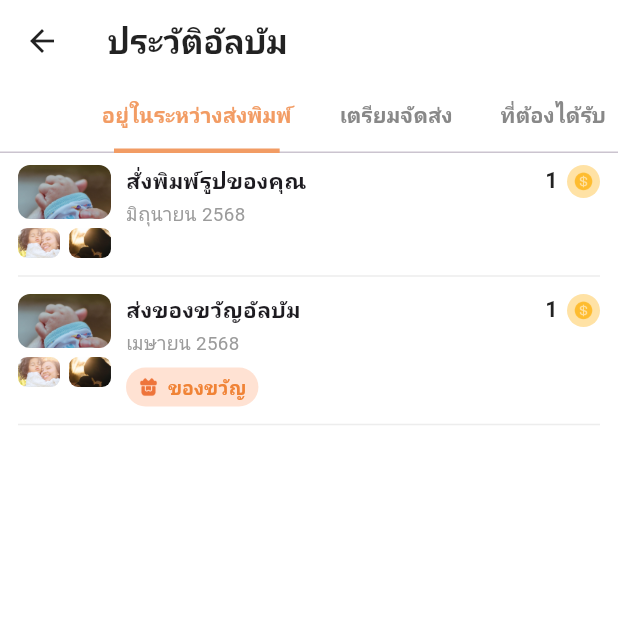
After one commit to AshaTechCorporation/wememmory, a Flutter app: the AlbumHistoryPage screen opened directly, on a phone screen of 412 x 824 dp, the top half of it. The commit adds this screen. Run offline on Flutter 3.47's test engine with Material 3 defaults, Android fonts, the phone set to English and light mode, and no system bars.

Commit message:
add page album

```diff
--- /dev/null
+++ b/lib/profile/albumHistoryPage.dart
@@ -0,0 +1,197 @@
+import 'package:flutter/material.dart';
+
+class AlbumHistoryPage extends StatelessWidget {
+  const AlbumHistoryPage({super.key});
+
+  @override
+  Widget build(BuildContext context) {
+    const orange = Color(0xFFF29C64);
+
+    return DefaultTabController(
+      length: 5,
+      child: Scaffold(
+        backgroundColor: Colors.white,
+        appBar: AppBar(
+          backgroundColor: Colors.white,
+          elevation: 0,
+          leading: IconButton(icon: const Icon(Icons.arrow_back, color: Colors.black87), onPressed: () => Navigator.pop(context)),
+          title: const Text('ประวัติอัลบัม', style: TextStyle(color: Colors.black87, fontWeight: FontWeight.w800)),
+          bottom: PreferredSize(
+            preferredSize: const Size.fromHeight(46),
+            child: Align(
+              alignment: Alignment.centerLeft,
+              child: TabBar(
+                isScrollable: true,
+                labelColor: orange,
+                unselectedLabelColor: const Color(0xFF888888),
+                indicator: UnderlineTabIndicator(
+                  borderSide: const BorderSide(width: 3, color: orange),
+                  insets: const EdgeInsets.symmetric(horizontal: 8),
+                ),
+                labelStyle: const TextStyle(fontWeight: FontWeight.w800, fontSize: 14),
+                unselectedLabelStyle: const TextStyle(fontWeight: FontWeight.w600, fontSize: 14),
+                tabs: const [
+                  Tab(text: 'อยู่ในระหว่างส่งพิมพ์'),
+                  Tab(text: 'เตรียมจัดส่ง'),
+                  Tab(text: 'ที่ต้องได้รับ'),
+                  Tab(text: 'สำเร็จ'),
+                  Tab(text: 'คืนสินค้า'),
+                ],
+              ),
+            ),
+          ),
+        ),
+        body: const Padding(
+          padding: EdgeInsets.symmetric(horizontal: 12),
+          child: TabBarView(
+            children: [
+              _PrintingTab(),
+              _EmptyTab(text: 'ยังไม่มีรายการเตรียมจัดส่ง'),
+              _EmptyTab(text: 'ยังไม่มีรายการที่ต้องได้รับ'),
+              _EmptyTab(text: 'ยังไม่มีรายการสำเร็จ'),
+              _EmptyTab(text: 'ยังไม่มีรายการคืนสินค้า'),
+            ],
+          ),
+        ),
+      ),
+    );
+  }
+}
+
+// -------------------- แท็บ: อยู่ในระหว่างส่งพิมพ์ --------------------
+
+class _PrintingTab extends StatelessWidget {
+  const _PrintingTab();
+
+  @override
+  Widget build(BuildContext context) {
+    return ListView(
+      padding: const EdgeInsets.only(top: 8),
+      children: const [
+        _AlbumRow(title: 'สั่งพิมพ์รูปของคุณ', dateText: 'มิถุนายน 2568', qty: 1, showGift: false),
+        Divider(height: 24, color: Color(0xFFEDEDED)),
+        _AlbumRow(title: 'ส่งของขวัญอัลบัม', dateText: 'เมษายน 2568', qty: 1, showGift: true),
+        Divider(height: 24, color: Color(0xFFEDEDED)),
+      ],
+    );
+  }
+}
+
+class _AlbumRow extends StatelessWidget {
+  const _AlbumRow({required this.title, required this.dateText, required this.qty, required this.showGift});
+
+  final String title;
+  final String dateText;
+  final int qty;
+  final bool showGift;
+
+  @override
+  Widget build(BuildContext context) {
+    const coinColor = Color(0xFFFFE2A5);
+    const gray = Color(0xFF9B9B9B);
+
+    return Row(
+      crossAxisAlignment: CrossAxisAlignment.start,
+      children: [
+        // ซ้าย: คอลัมน์รูปตัวอย่าง (เหมือนภาพ)
+        _PreviewThumbs(),
+        const SizedBox(width: 10),
+
+        // กลาง: ชื่อ + วันที่ + ชิป "ของขวัญ" (ถ้ามี)
+        Expanded(
+          child: Column(
+            crossAxisAlignment: CrossAxisAlignment.start,
+            children: [
+              Text(title, maxLines: 1, overflow: TextOverflow.ellipsis, style: const TextStyle(fontWeight: FontWeight.w700, fontSize: 14.5)),
+              const SizedBox(height: 2),
+              Text(dateText, style: const TextStyle(color: gray, fontSize: 12.5)),
+              if (showGift) ...[const SizedBox(height: 8), _GiftChip()],
+            ],
+          ),
+        ),
+
+        // ขวา: จำนวน + ไอคอนเหรียญ
+        Row(
+          children: [
+            Text('$qty', style: const TextStyle(fontWeight: FontWeight.w700, fontSize: 14.5, color: Colors.black87)),
+            const SizedBox(width: 6),
+            Container(
+              width: 22,
+              height: 22,
+              decoration: const BoxDecoration(color: coinColor, shape: BoxShape.circle),
+              alignment: Alignment.center,
+              child: Image.asset('assets/icons/dollar-circle.png', width: 14, height: 14, fit: BoxFit.contain),
+            ),
+          ],
+        ),
+      ],
+    );
+  }
+}
+
+// กลุ่มรูปตัวอย่างซ้าย: 1 รูปใหญ่ + 2 รูปเล็กตามภาพ
+class _PreviewThumbs extends StatelessWidget {
+  @override
+  Widget build(BuildContext context) {
+    return SizedBox(
+      width: 62,
+      child: Column(
+        children: [
+          ClipRRect(borderRadius: BorderRadius.circular(8), child: Image.asset('assets/images/People.png', width: 62, height: 36, fit: BoxFit.cover)),
+          const SizedBox(height: 6),
+          Row(
+            children: [
+              Expanded(
+                child: ClipRRect(
+                  borderRadius: BorderRadius.circular(6),
+                  child: Image.asset('assets/images/Hobby2.png', height: 20, fit: BoxFit.cover),
+                ),
+              ),
+              const SizedBox(width: 6),
+              Expanded(
+                child: ClipRRect(
+                  borderRadius: BorderRadius.circular(6),
+                  child: Image.asset('assets/images/Hobby3.png', height: 20, fit: BoxFit.cover),
+                ),
+              ),
+            ],
+          ),
+        ],
+      ),
+    );
+  }
+}
+
+// ชิป "ของขวัญ"
+class _GiftChip extends StatelessWidget {
+  @override
+  Widget build(BuildContext context) {
+    const bg = Color(0xFFFFE2D3);
+    const text = Color(0xFFF08336);
+
+    return Container(
+      padding: const EdgeInsets.symmetric(horizontal: 8, vertical: 4),
+      decoration: BoxDecoration(color: bg, borderRadius: BorderRadius.circular(20)),
+      child: Row(
+        mainAxisSize: MainAxisSize.min,
+        children: [
+          Image.asset('assets/icons/gift.png', width: 14, height: 14),
+          const SizedBox(width: 6),
+          const Text('ของขวัญ', style: TextStyle(color: text, fontWeight: FontWeight.w800, fontSize: 12.5)),
+        ],
+      ),
+    );
+  }
+}
+
+// -------------------- แท็บว่างอื่น ๆ --------------------
+
+class _EmptyTab extends StatelessWidget {
+  const _EmptyTab({required this.text});
+  final String text;
+
+  @override
+  Widget build(BuildContext context) {
+    return Center(child: Text(text, style: const TextStyle(color: Color(0xFF9B9B9B))));
+  }
+}
--- a/lib/profile/profilePage.dart
+++ b/lib/profile/profilePage.dart
@@ -1,5 +1,6 @@
 import 'package:flutter/material.dart';
 import 'package:wememmory/constants.dart';
+import 'package:wememmory/profile/albumHistoryPage.dart';
 import 'package:wememmory/profile/couponPage.dart';
 import 'package:wememmory/profile/orderHistoryPage.dart';
 import 'widgets/index.dart';
@@ -131,14 +132,19 @@ class ProfilePage extends StatelessWidget {
                         ),
                       ),
                     ),
-                    const SizedBox(width: 10),
+                    SizedBox(width: 10),
                     Expanded(
+                      child: GestureDetector(
+                        onTap: () {
+                          Navigator.push(context, MaterialPageRoute(builder: (context) => AlbumHistoryPage()));
+                        },
                         child: _SmallInfoCard(
                           bgColor: const Color(0xFFE9F6FF),
                           value: '10',
                           title: 'อัลบั้มของฉัน',
                           iconPath: 'assets/icons/iconb2.png',
                           textColor: const Color(0xFF5AAEE5),
+                        ),
                       ),
                     ),
                   ],
```
Also changed, not shown: assets/icons/dollar-circle.png (added), assets/icons/gift.png (added), assets/images/People.png (added). Lines whose indentation alone changed are shown as unchanged.
